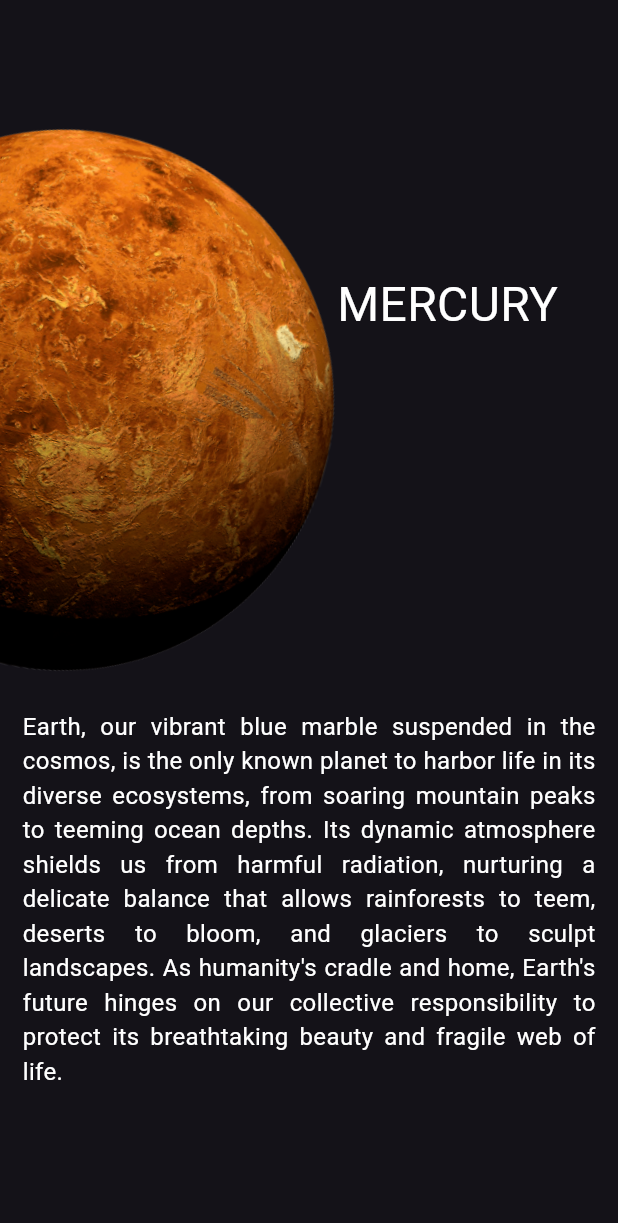
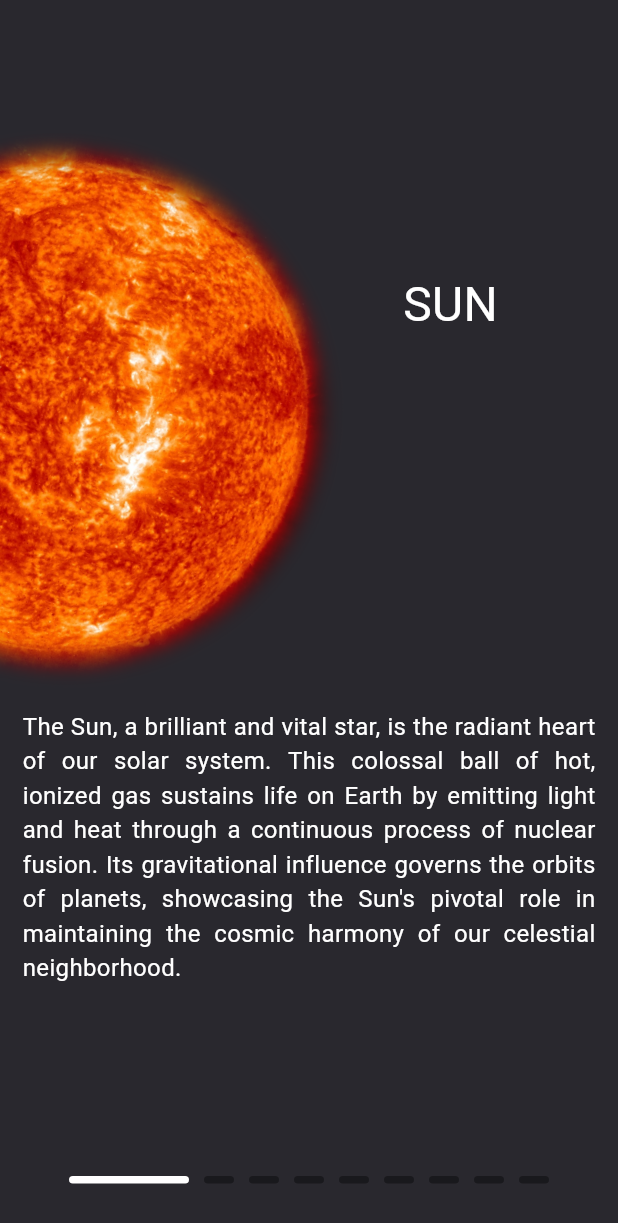
Before and after one commit to SatriaAkbarRizki/planets_animations, a Flutter app: the screen it shows after launch, on a phone screen of 412 x 824 dp. Shown: the top 1223 px of the screen. Run offline on Flutter 3.47's test engine with Material 3 defaults, Android fonts, the phone set to English and light mode, and no system bars; Roboto replaces fonts that are missing (archivo, lato).

Commit message:
add planets more and fixing

```diff
--- a/lib/data/planetsdata.dart
+++ b/lib/data/planetsdata.dart
@@ -3,21 +3,25 @@ import 'package:planets_animations/model/imagemodel.dart';
 class Planets {
   static List<ImageModel> planetList = [
     ImageModel(
+        namePlanet: 'Sun',
+        image: 'assets/images/sun.png',
+        description:
+            "The Sun, a brilliant and vital star, is the radiant heart of our solar system. This colossal ball of hot, ionized gas sustains life on Earth by emitting light and heat through a continuous process of nuclear fusion. Its gravitational influence governs the orbits of planets, showcasing the Sun's pivotal role in maintaining the cosmic harmony of our celestial neighborhood."),
+    ImageModel(
         namePlanet: 'Mercury',
         image: 'assets/images/mercury.png',
         description:
-            "Earth, our vibrant blue marble suspended in the cosmos, is the only known planet to harbor life in its diverse ecosystems, from soaring mountain peaks to teeming ocean depths. Its dynamic atmosphere shields us from harmful radiation, nurturing a delicate balance that allows rainforests to teem, deserts to bloom, and glaciers to sculpt landscapes. As humanity's cradle and home, Earth's future hinges on our collective responsibility to protect its breathtaking beauty and fragile web of life."),
+            "Mercury: A Craterscape in Constant Flux Tiny, scorched by the sun's glare, races through its orbit every 88 days. Its barren, cratered surface endures wild temperature swings, from daytime highs hotter than ovens to nighttime chills colder than Antarctica. Though airless, its iron core hints at a dynamic past, with evidence of volcanic activity and a possible magnetic field."),
     ImageModel(
         namePlanet: 'Venus',
         image: 'assets/images/venus.png',
         description:
-            "Earth, our vibrant blue marble suspended in the cosmos, is the only known planet to harbor life in its diverse ecosystems, from soaring mountain peaks to teeming ocean depths. Its dynamic atmosphere shields us from harmful radiation, nurturing a delicate balance that allows rainforests to teem, deserts to bloom, and glaciers to sculpt landscapes. As humanity's cradle and home, Earth's future hinges on our collective responsibility to protect its breathtaking beauty and fragile web of life."),
+            "Venus: A Beauty Trapped in a Toxic Cauldron Beneath a swirling veil of sulfuric acid clouds, Venus hides a secret. Its surface, hotter than molten lead, is a volcanic wasteland, constantly reshaped by fiery eruptions. Yet, its thick atmosphere hints at a watery past, raising questions about what went wrong on this once potentially Earth-like world. Could Venus hold the key to understanding our own planet's future"),
     ImageModel(
         namePlanet: 'Earth',
         image: 'assets/images/earth.png',
         description:
             "Earth, our vibrant blue marble suspended in the cosmos, is the only known planet to harbor life in its diverse ecosystems, from soaring mountain peaks to teeming ocean depths. Its dynamic atmosphere shields us from harmful radiation, nurturing a delicate balance that allows rainforests to teem, deserts to bloom, and glaciers to sculpt landscapes. As humanity's cradle and home, Earth's future hinges on our collective responsibility to protect its breathtaking beauty and fragile web of life."),
-
     ImageModel(
         namePlanet: 'Mars',
         image: 'assets/images/mars.png',
--- a/lib/main.dart
+++ b/lib/main.dart
@@ -15,9 +15,9 @@ class MainApp extends StatelessWidget {
     return ChangeNotifierProvider(
       create: (_) => PlanetsProvider(),
       child: MaterialApp(
-        theme: ThemeData.dark(),
+        theme: ThemeData(scaffoldBackgroundColor: const Color(0xff29282e)),
         debugShowCheckedModeBanner: false,
-        home: GalaxyPlanets(),
+        home: const GalaxyPlanets(),
       ),
     );
   }
--- a/lib/screen/galaxy.dart
+++ b/lib/screen/galaxy.dart
@@ -1,12 +1,13 @@
 import 'package:flutter/material.dart';
 import 'package:planets_animations/data/planetsdata.dart';
 import 'package:planets_animations/provider/planets_provder.dart';
+import 'package:planets_animations/widget/indicator.dart';
 import 'package:planets_animations/widget/planets.dart';
 import 'package:provider/provider.dart';
 import '../model/imagemodel.dart';
 
 class GalaxyPlanets extends StatelessWidget {
-  GalaxyPlanets({super.key});
+  const GalaxyPlanets({super.key});
 
   List<ImageModel> get _listPlanet => Planets.planetList;
 
@@ -15,7 +16,19 @@ class GalaxyPlanets extends StatelessWidget {
     final doChangePage = Provider.of<PlanetsProvider>(context);
     context.read<PlanetsProvider>();
     return Scaffold(
-      body: PageView.builder(
+      body: Stack(
+        children: [
+          Align(
+            alignment: Alignment.bottomCenter,
+            child: Padding(
+              padding: const EdgeInsets.only(bottom: 30),
+              child: Indicator(
+                  position: doChangePage.indexPage,
+                  lengthPlanets: _listPlanet.length),
+            ),
+          ),
+          Expanded(
+            child: PageView.builder(
               onPageChanged: (value) {
                 if (doChangePage.indexPage != value) {
                   doChangePage.changePage(value);
@@ -33,6 +46,9 @@ class GalaxyPlanets extends StatelessWidget {
                 );
               },
             ),
+          )
+        ],
+      ),
     );
   }
 }
--- a/lib/widget/description.dart
+++ b/lib/widget/description.dart
@@ -3,8 +3,8 @@ import 'package:planets_animations/provider/planets_provder.dart';
 import 'package:provider/provider.dart';
 
 class DescriptionPlanet extends StatelessWidget {
-  String description;
-  DescriptionPlanet({super.key, required this.description});
+  final String description;
+  const DescriptionPlanet({super.key, required this.description});
 
   @override
   Widget build(BuildContext context) {
--- /dev/null
+++ b/lib/widget/indicator.dart
@@ -0,0 +1,33 @@
+// ignore_for_file: public_member_api_docs, sort_constructors_first
+import 'package:flutter/material.dart';
+
+class Indicator extends StatelessWidget {
+  final int position, lengthPlanets;
+  const Indicator({
+    super.key,
+    required this.position,
+    required this.lengthPlanets,
+  });
+
+  @override
+  Widget build(BuildContext context) {
+    return Row(
+      mainAxisAlignment: MainAxisAlignment.center,
+      children: listIndicator(position, lengthPlanets),
+    );
+  }
+
+  List<Widget> listIndicator(int position, int lenght) {
+    return List<Widget>.generate(
+        lenght,
+        (index) => Container(
+              margin: const EdgeInsets.all(5),
+              width: position == index ? 80 : 20,
+              height: 5,
+              decoration: BoxDecoration(
+                borderRadius: BorderRadius.circular(5),
+                color: position == index ? Colors.white : Colors.black38,
+              ),
+            ));
+  }
+}
--- a/lib/widget/nameplanets.dart
+++ b/lib/widget/nameplanets.dart
@@ -4,8 +4,8 @@ import 'package:provider/provider.dart';
 import '../provider/planets_provder.dart';
 
 class NamesPlanets extends StatelessWidget {
-  String namePlanet;
-  NamesPlanets({
+  final String namePlanet;
+  const NamesPlanets({
     super.key,
     required this.namePlanet,
   });
--- a/lib/widget/planets.dart
+++ b/lib/widget/planets.dart
@@ -7,9 +7,9 @@ import 'nameplanets.dart';
 
 class Planetss extends StatefulWidget {
   final int indexOld, indexNow;
-  String image, namePlanet, description;
+  final String image, namePlanet, description;
 
-  Planetss(
+  const Planetss(
       {super.key,
       required this.indexOld,
       required this.indexNow,
@@ -103,7 +103,7 @@ class _PlanetssState extends State<Planetss> with TickerProviderStateMixin {
           ),
         ),
         Positioned(
-          right: 40,
+          right: widget.namePlanet.length > 3 ? 40 : 80,
           top: 180,
           child: NamesPlanets(
             namePlanet: widget.namePlanet,
```
Also changed, not shown: assets/images/sun.png (added). Lines whose indentation alone changed are shown as unchanged.
